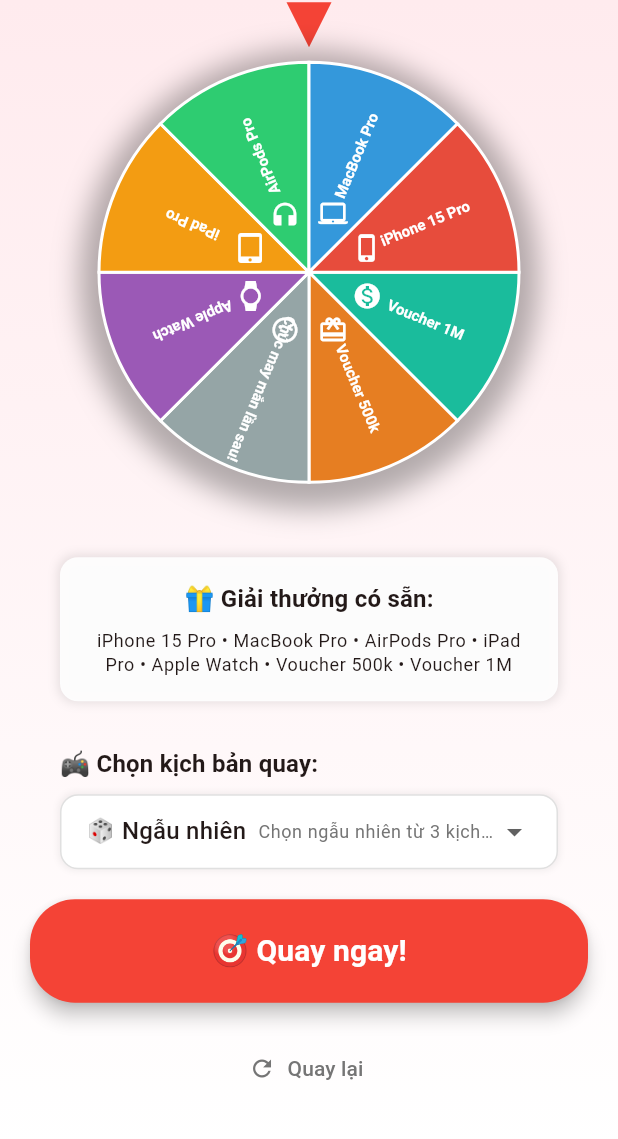
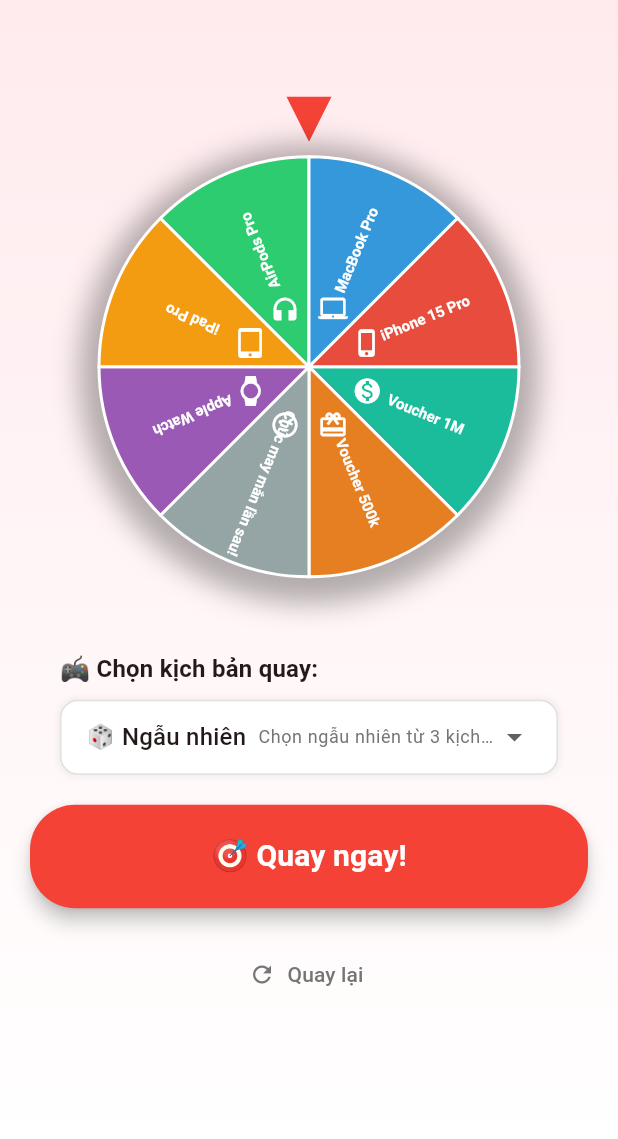
Before and after one commit to llg94th/lucky_wheel, a Flutter app: the screen it shows after launch, on a phone screen of 412 x 824 dp, the part 84-1223 px from its top. Run offline on Flutter 3.47's test engine with Material 3 defaults, Android fonts, the light colour scheme and no system bars.

Commit message:
Update Flutter web app: change service worker version, update resource hashes, and refactor Dart code for improved readability and performance.

```diff
--- a/lib/presentation/widgets/lucky_wheel.dart
+++ b/lib/presentation/widgets/lucky_wheel.dart
@@ -360,41 +360,6 @@
 
             const SizedBox(height: 40),
 
-            // Prize info
-            Container(
-              padding: const EdgeInsets.all(16),
-              margin: const EdgeInsets.symmetric(horizontal: 20),
-              decoration: BoxDecoration(
-                color: Colors.white.withOpacity(0.9),
-                borderRadius: BorderRadius.circular(12),
-                boxShadow: [
-                  BoxShadow(
-                    color: Colors.black.withOpacity(0.1),
-                    blurRadius: 5,
-                    spreadRadius: 1,
-                  ),
-                ],
-              ),
-              child: Column(
-                children: [
-                  Text(
-                    '🎁 Giải thưởng có sẵn:',
-                    style: Theme.of(context).textTheme.titleMedium?.copyWith(
-                          fontWeight: FontWeight.bold,
-                        ),
-                  ),
-                  const SizedBox(height: 8),
-                  Text(
-                    'iPhone 15 Pro • MacBook Pro • AirPods Pro • iPad Pro • Apple Watch • Voucher 500k • Voucher 1M',
-                    style: Theme.of(context).textTheme.bodySmall,
-                    textAlign: TextAlign.center,
-                  ),
-                ],
-              ),
-            ),
-
-            const SizedBox(height: 30),
-
             // Scenario dropdown
             Container(
               padding: const EdgeInsets.symmetric(horizontal: 20),
```
Also changed, not shown: 4 other files.
